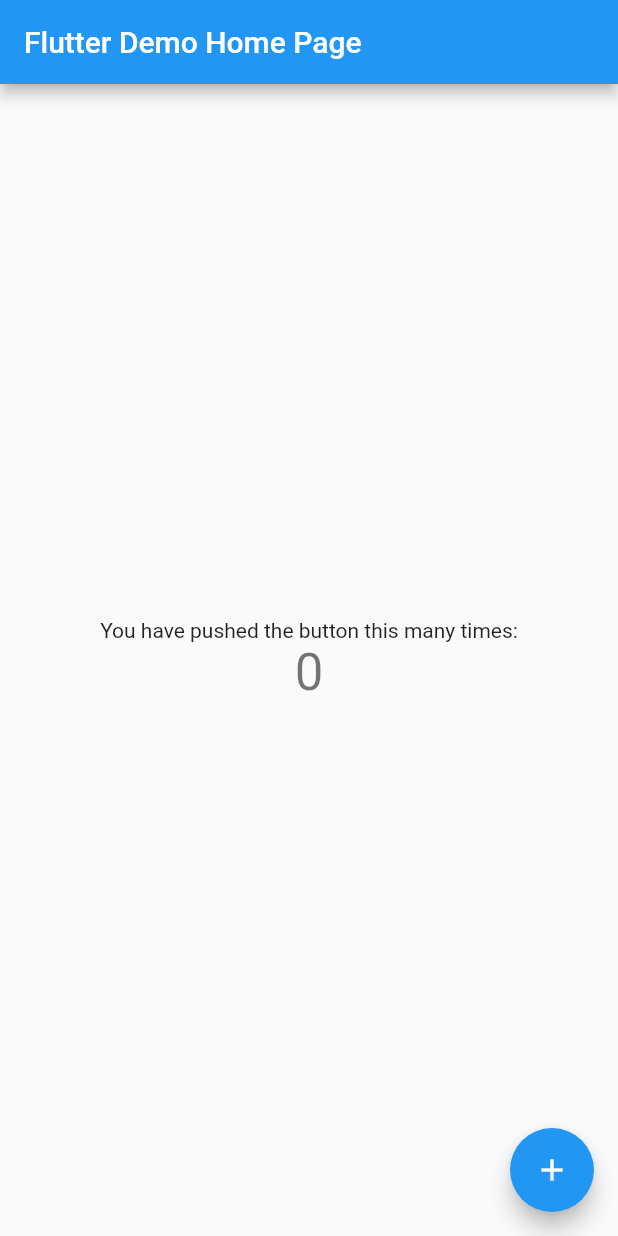
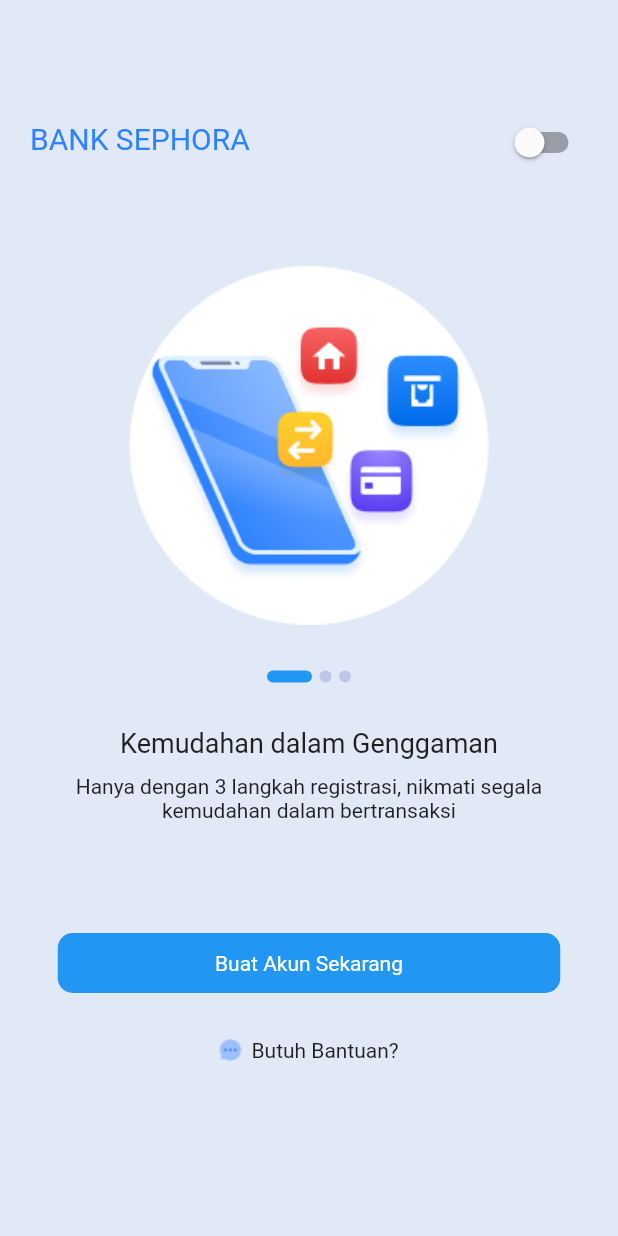
Before and after one commit to fadhilbima/sephora, a Flutter app: the screen it shows after launch, on a phone screen of 412 x 824 dp. Run offline on Flutter 3.47's test engine with Material 2 defaults, Android fonts, the light colour scheme and no system bars.

Commit message:
sephora_master

```diff
--- a/lib/main.dart
+++ b/lib/main.dart
@@ -1,4 +1,5 @@
 import 'package:flutter/material.dart';
+import 'package:sephora_project/onboarding/onboarding.dart';
 
 void main() {
   runApp(const MyApp());
@@ -13,103 +14,9 @@
     return MaterialApp(
       title: 'Flutter Demo',
       theme: ThemeData(
-        // This is the theme of your application.
-        //
-        // Try running your application with "flutter run". You'll see the
-        // application has a blue toolbar. Then, without quitting the app, try
-        // changing the primarySwatch below to Colors.green and then invoke
-        // "hot reload" (press "r" in the console where you ran "flutter run",
-        // or simply save your changes to "hot reload" in a Flutter IDE).
-        // Notice that the counter didn't reset back to zero; the application
-        // is not restarted.
         primarySwatch: Colors.blue,
       ),
-      home: const MyHomePage(title: 'Flutter Demo Home Page'),
+      home: OnBoardingPage(),
     );
   }
 }
-
-class MyHomePage extends StatefulWidget {
-  const MyHomePage({super.key, required this.title});
-
-  // This widget is the home page of your application. It is stateful, meaning
-  // that it has a State object (defined below) that contains fields that affect
-  // how it looks.
-
-  // This class is the configuration for the state. It holds the values (in this
-  // case the title) provided by the parent (in this case the App widget) and
-  // used by the build method of the State. Fields in a Widget subclass are
-  // always marked "final".
-
-  final String title;
-
-  @override
-  State<MyHomePage> createState() => _MyHomePageState();
-}
-
-class _MyHomePageState extends State<MyHomePage> {
-  int _counter = 0;
-
-  void _incrementCounter() {
-    setState(() {
-      // This call to setState tells the Flutter framework that something has
-      // changed in this State, which causes it to rerun the build method below
-      // so that the display can reflect the updated values. If we changed
-      // _counter without calling setState(), then the build method would not be
-      // called again, and so nothing would appear to happen.
-      _counter++;
-    });
-  }
-
-  @override
-  Widget build(BuildContext context) {
-    // This method is rerun every time setState is called, for instance as done
-    // by the _incrementCounter method above.
-    //
-    // The Flutter framework has been optimized to make rerunning build methods
-    // fast, so that you can just rebuild anything that needs updating rather
-    // than having to individually change instances of widgets.
-    return Scaffold(
-      appBar: AppBar(
-        // Here we take the value from the MyHomePage object that was created by
-        // the App.build method, and use it to set our appbar title.
-        title: Text(widget.title),
-      ),
-      body: Center(
-        // Center is a layout widget. It takes a single child and positions it
-        // in the middle of the parent.
-        child: Column(
-          // Column is also a layout widget. It takes a list of children and
-          // arranges them vertically. By default, it sizes itself to fit its
-          // children horizontally, and tries to be as tall as its parent.
-          //
-          // Invoke "debug painting" (press "p" in the console, choose the
-          // "Toggle Debug Paint" action from the Flutter Inspector in Android
-          // Studio, or the "Toggle Debug Paint" command in Visual Studio Code)
-          // to see the wireframe for each widget.
-          //
-          // Column has various properties to control how it sizes itself and
-          // how it positions its children. Here we use mainAxisAlignment to
-          // center the children vertically; the main axis here is the vertical
-          // axis because Columns are vertical (the cross axis would be
-          // horizontal).
-          mainAxisAlignment: MainAxisAlignment.center,
-          children: <Widget>[
-            const Text(
-              'You have pushed the button this many times:',
-            ),
-            Text(
-              '$_counter',
-              style: Theme.of(context).textTheme.headline4,
-            ),
-          ],
-        ),
-      ),
-      floatingActionButton: FloatingActionButton(
-        onPressed: _incrementCounter,
-        tooltip: 'Increment',
-        child: const Icon(Icons.add),
-      ), // This trailing comma makes auto-formatting nicer for build methods.
-    );
-  }
-}
--- /dev/null
+++ b/lib/onboarding/onboarding.dart
@@ -0,0 +1 @@
+export 'screens/onboarding_page.dart';
--- /dev/null
+++ b/lib/onboarding/screens/onboarding_page.dart
@@ -0,0 +1,98 @@
+import 'package:sephora_project/onboarding/widgets/onboarding_content.dart';
+import 'package:sephora_project/onboarding/widgets/onboarding_indicator.dart';
+import 'package:sephora_project/onboarding/widgets/onboarding_text.dart';
+import 'package:flutter/material.dart';
+
+class OnBoardingPage extends StatefulWidget {
+  const OnBoardingPage({Key? key}) : super(key: key);
+
+  @override
+  State<OnBoardingPage> createState() => _OnBoardingPageState();
+}
+
+class _OnBoardingPageState extends State<OnBoardingPage> {
+  PageController pictChange = PageController();
+  int _currentPage = 0;
+  bool isSwitched = false;
+  @override
+  Widget build(BuildContext context) {
+    return Scaffold(
+      backgroundColor: Color(0xffE1E8F6),
+      body: SafeArea(
+          child: Column(
+            children: [
+              Padding(
+                padding: EdgeInsets.symmetric(horizontal: 20),
+                child: Row(
+                  mainAxisAlignment: MainAxisAlignment.spaceBetween,
+                  children: [
+                    Padding(
+                      padding: EdgeInsets.only(top: 66),
+                      child: Text('BANK SEPHORA', style: TextStyle(fontSize: 20, color: Color(0xff2F82FF)),),
+                    ),
+                    Padding(
+                      padding: EdgeInsets.only(top: 71),
+                      child: Switch(
+                          value: isSwitched,
+                          onChanged: (value){
+                            setState(() {
+                              isSwitched = value;
+                            });
+                          }
+                      ),
+                    ),
+                  ],
+                ),
+              ),
+              Padding(
+                  padding: EdgeInsets.only(top: 58),
+                  child: Row(
+                    children: [
+                      OnboardPict(onchange: (currentPage){
+                        setState(() {
+                          _currentPage = currentPage;
+                        });
+                      })
+                    ],
+                  )
+              ),
+              SizedBox(height: 30),
+              Indicator(currentPage: _currentPage),
+              SizedBox(height: 30),
+              TextIndicator(currentText: _currentPage),
+              SizedBox(height: 61),
+              InkWell(
+                onTap: (){},
+                child: Container(
+                    width: 335,
+                    height: 40,
+                    decoration: BoxDecoration(
+                        color: Colors.blue,
+                        borderRadius: BorderRadius.circular(10)
+                    ),
+                    child: Center(
+                      child: Text('Buat Akun Sekarang', style: TextStyle(fontSize: 14, color: Colors.white),),
+                    )
+                ),
+              ),
+              SizedBox(height: 30),
+              InkWell(
+                child: Row(
+                  mainAxisAlignment: MainAxisAlignment.center,
+                  children: [
+                    Container(
+                      height: 15,
+                      width: 15,
+                      child: Image.asset('assets/images/Chat.png'),
+                    ),
+                    SizedBox(width: 6.5),
+                    Text('Butuh Bantuan?')
+                  ],
+                ),
+              )
+            ],
+          )
+      ),
+    );
+  }
+}
--- /dev/null
+++ b/lib/onboarding/widgets/onboarding_content.dart
@@ -0,0 +1,48 @@
+import 'package:flutter/material.dart';
+
+class OnboardPict extends StatelessWidget {
+  OnboardPict({Key? key, required this.onchange}) : super(key: key);
+
+  final Function(int) onchange;
+  @override
+  Widget build(BuildContext context) {
+    return Container(
+      height: 240,
+      width: MediaQuery.of(context).size.width,
+      child: PageView(
+        onPageChanged: (currentPage) {
+          onchange(currentPage);
+        },
+        children: [
+          Column(
+            children: [
+              Container(
+                height: 240,
+                width: 240,
+                child: Image.asset('assets/images/image_1.png'),
+              ),
+            ],
+          ),
+          Column(
+            children: [
+              Container(
+                height: 240,
+                width: 240,
+                child: Image.asset('assets/images/image_2.png'),
+              ),
+            ],
+          ),
+          Column(
+            children: [
+              Container(
+                height: 240,
+                width: 240,
+                child: Image.asset('assets/images/image_3.png'),
+              ),
+            ],
+          )
+        ],
+      ),
+    );
+  }
+}
--- /dev/null
+++ b/lib/onboarding/widgets/onboarding_indicator.dart
@@ -0,0 +1,48 @@
+import 'package:flutter/material.dart';
+
+class Indicator extends StatelessWidget {
+  const Indicator({Key? key, required this.currentPage}) : super(key: key);
+
+  final int currentPage;
+
+  @override
+  Widget build(BuildContext context) {
+    return Row(
+      mainAxisAlignment: MainAxisAlignment.center,
+      children: [
+        IndicatorItem(activated: currentPage == 0,),
+        SizedBox(width: 5),
+        IndicatorItem(activated: currentPage == 1,),
+        SizedBox(width: 5),
+        IndicatorItem(activated: currentPage == 2,),
+      ],
+    );
+  }
+}
+
+class IndicatorItem extends StatelessWidget {
+  const IndicatorItem({Key? key, this.activated = false}) : super(key: key);
+
+  final bool activated;
+
+  @override
+  Widget build(BuildContext context) {
+    if (activated) {
+      return Container(
+        height: 8,
+        width: 30,
+        decoration: BoxDecoration(
+            color: Colors.blue,
+            borderRadius: BorderRadius.circular(20)
+        ),
+      );
+    } return Container(
+      height: 8,
+      width: 8,
+      decoration: BoxDecoration(
+        color: Color(0xffBCC8E7),
+        borderRadius: BorderRadius.circular(8),
+      ),
+    );
+  }
+}
--- /dev/null
+++ b/lib/onboarding/widgets/onboarding_text.dart
@@ -0,0 +1,64 @@
+import 'package:flutter/material.dart';
+
+class TextIndicator extends StatelessWidget {
+  const TextIndicator({Key? key, required this.currentText}) : super(key: key);
+  final int currentText;
+  @override
+  Widget build(BuildContext context) {
+    return Row(
+      mainAxisAlignment: MainAxisAlignment.center,
+      children: [
+        TextIndicatorItem(textActivate: currentText)
+      ],
+    );
+  }
+}
+
+class TextIndicatorItem extends StatelessWidget {
+  TextIndicatorItem({Key? key, required this.textActivate}) : super(key: key);
+  int textActivate;
+
+  @override
+  Widget build(BuildContext context) {
+    if (textActivate==0){
+      return Container(
+        height: 76,
+        width: MediaQuery.of(context).size.width,
+        child: Column(
+          children: [
+            Text('Kemudahan dalam Genggaman', style: TextStyle(fontSize: 18), textAlign: TextAlign.center,),
+            SizedBox(height: 10),
+            Text('Hanya dengan 3 langkah registrasi, nikmati segala', style: TextStyle(fontSize: 14,), textAlign: TextAlign.center,),
+            Text('kemudahan dalam bertransaksi', style: TextStyle(fontSize: 14), textAlign: TextAlign.center)
+          ],
+        ),
+      );
+    } else if (textActivate==1){
+      return Container(
+        height: 76,
+        width: MediaQuery.of(context).size.width,
+        child: Column(
+          children: [
+            Text('Transaksi Internasional', style: TextStyle(fontSize: 18), textAlign: TextAlign.center,),
+            SizedBox(height: 10),
+            Text('Nikmati kemudahan bertransaksi di seluruh dunia', style: TextStyle(fontSize: 14), textAlign: TextAlign.center),
+            Text('dengan kartu VISA dan Mastercard', style: TextStyle(fontSize: 14), textAlign: TextAlign.center)
+          ],
+        ),
+      );
+    } else {
+      return Container(
+        height: 76,
+        width: MediaQuery.of(context).size.width,
+        child: Column(
+          children: [
+            Text('Keamanan Dalam Bertransaksi', style: TextStyle(fontSize: 18), textAlign: TextAlign.center,),
+            SizedBox(height: 10),
+            Text('Kemanan dalam bertransaksi Anda merupakan', style: TextStyle(fontSize: 14), textAlign: TextAlign.center,),
+            Text('prioritas bagi kami', style: TextStyle(fontSize: 14), textAlign: TextAlign.center)
+          ],
+        ),
+      );
+    }
+  }
+}
--- a/pubspec.yaml
+++ b/pubspec.yaml
@@ -64,6 +64,9 @@
   #   - images/a_dot_burr.jpeg
   #   - images/a_dot_ham.jpeg
 
+  assets:
+    - assets/images/
+
   # An image asset can refer to one or more resolution-specific "variants", see
   # https://flutter.dev/assets-and-images/#resolution-aware
 
```
Also changed, not shown: assets/images/Chat.png (added), assets/images/image_1.png (added), assets/images/image_2.png (added), assets/images/image_3.png (added).
